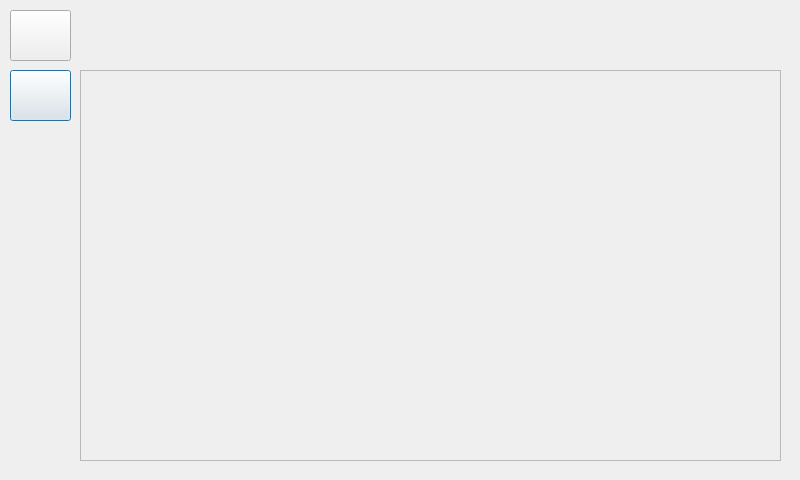
First picture: the form in UI/smrr_ui/src/ui/screen_map.ui, repository ENTC-FYP-19-G08/ismrr, before the edit.
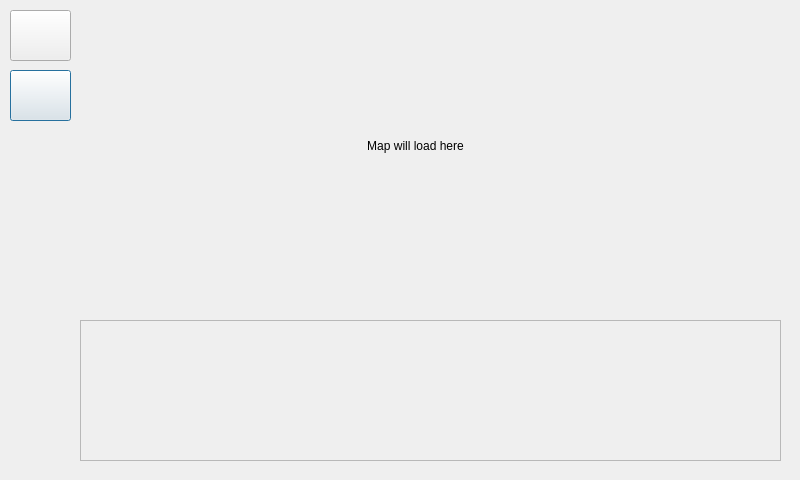
Second picture: the form after the edit. Icons and pictures are not drawn.

Commit message: connect navigation and map screens

Diff of the .ui file:
```diff
--- a/UI/smrr_ui/src/ui/screen_map.ui
+++ b/UI/smrr_ui/src/ui/screen_map.ui
@@ -48,9 +48,9 @@
    <property name="geometry">
     <rect>
      <x>80</x>
-     <y>70</y>
+     <y>320</y>
      <width>701</width>
-     <height>391</height>
+     <height>141</height>
     </rect>
    </property>
    <property name="widgetResizable">
@@ -62,7 +62,7 @@
       <x>0</x>
       <y>0</y>
       <width>699</width>
-      <height>389</height>
+      <height>139</height>
      </rect>
     </property>
    <layout class="QVBoxLayout" name="scrollLayout">
@@ -117,6 +117,22 @@
     <bool>false</bool>
    </property>
   </widget>
+  <widget class="QLabel" name="label_2">
+   <property name="geometry">
+    <rect>
+     <x>210</x>
+     <y>130</y>
+     <width>411</width>
+     <height>31</height>
+    </rect>
+   </property>
+   <property name="text">
+    <string>Map will load here</string>
+   </property>
+   <property name="alignment">
+    <set>Qt::AlignCenter</set>
+   </property>
+  </widget>
  </widget>
  <resources/>
  <connections/>
```
Left out of the diff: 7 changed lines with no effect on the pictures. Lines whose indentation alone changed are shown as unchanged. The commit also changes 11 other files.
